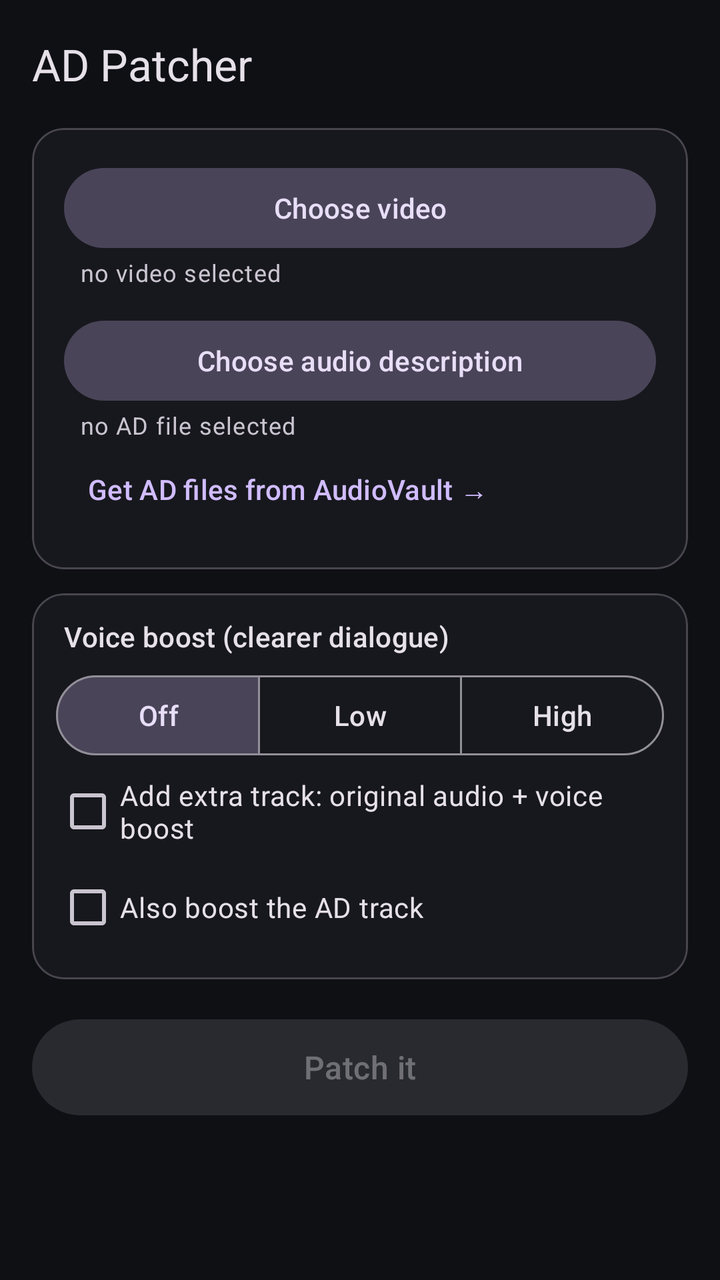
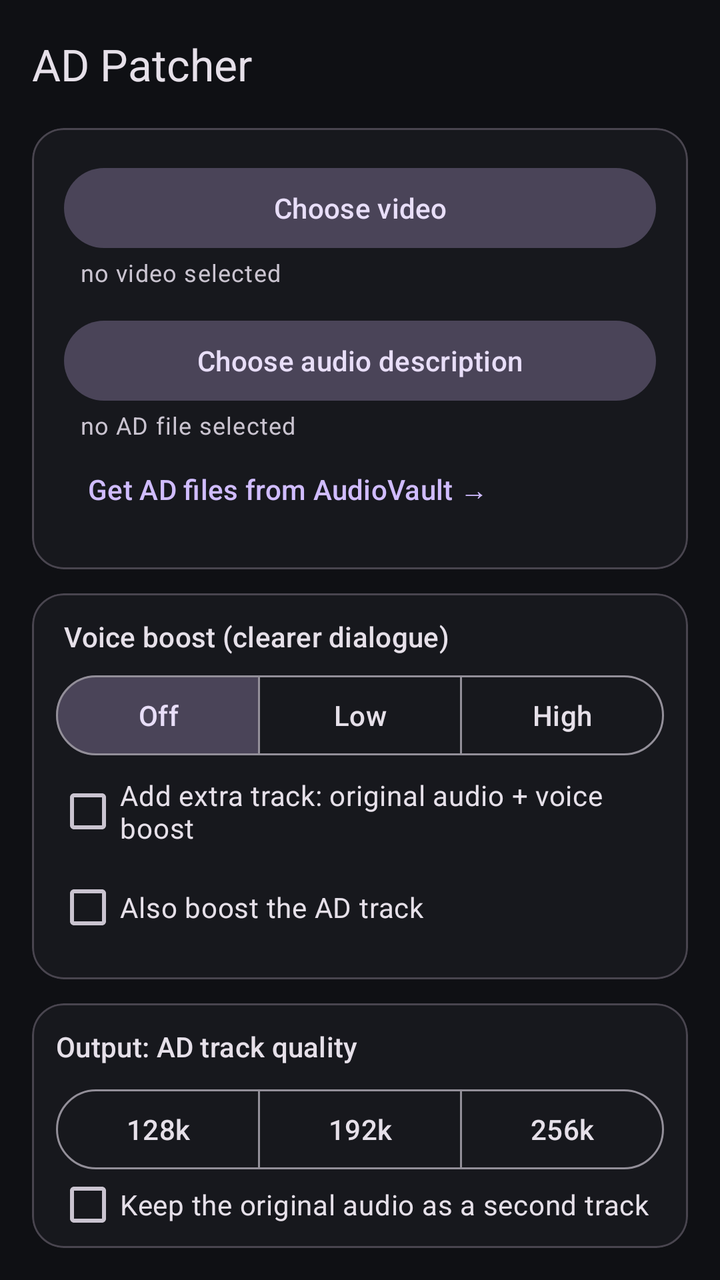

An Android layout rendered at two revisions. The XML below is the earlier revision; the diff shows what the commit changed to produce the second picture.
<!-- AndroidManifest.xml: application theme Theme.ADPatcher -->
<!-- res/layout/activity_main.xml -->
<?xml version="1.0" encoding="utf-8"?>
<LinearLayout xmlns:android="http://schemas.android.com/apk/res/android"
    xmlns:app="http://schemas.android.com/apk/res-auto"
    android:layout_width="match_parent"
    android:layout_height="match_parent"
    android:orientation="vertical"
    android:background="?android:attr/colorBackground">

    <com.google.android.material.appbar.MaterialToolbar
        android:id="@+id/toolbar"
        android:layout_width="match_parent"
        android:layout_height="wrap_content"
        android:background="?android:attr/colorBackground"
        app:title="AD Patcher"
        app:titleTextAppearance="?attr/textAppearanceTitleLarge" />

    <LinearLayout
        android:layout_width="match_parent"
        android:layout_height="match_parent"
        android:orientation="vertical"
        android:paddingStart="16dp"
        android:paddingEnd="16dp"
        android:paddingBottom="16dp">

        <com.google.android.material.card.MaterialCardView
            android:layout_width="match_parent"
            android:layout_height="wrap_content"
            app:cardBackgroundColor="?attr/colorSurface"
            app:cardCornerRadius="16dp"
            app:cardElevation="0dp">

            <LinearLayout
                android:layout_width="match_parent"
                android:layout_height="wrap_content"
                android:orientation="vertical"
                android:padding="16dp">

                <Button
                    android:id="@+id/pickVideo"
                    style="@style/Widget.Material3.Button.TonalButton"
                    android:layout_width="match_parent"
                    android:layout_height="wrap_content"
                    android:contentDescription="Choose the video file"
                    android:text="Choose video" />

                <TextView
                    android:id="@+id/videoName"
                    android:layout_width="match_parent"
                    android:layout_height="wrap_content"
                    android:paddingStart="8dp"
                    android:paddingBottom="12dp"
                    android:textAppearance="?attr/textAppearanceBodySmall"
                    android:textColor="?attr/colorOnSurfaceVariant"
                    android:text="no video selected" />

                <Button
                    android:id="@+id/pickAd"
                    style="@style/Widget.Material3.Button.TonalButton"
                    android:layout_width="match_parent"
                    android:layout_height="wrap_content"
                    android:contentDescription="Choose the audio description file"
                    android:text="Choose audio description" />

                <TextView
                    android:id="@+id/adName"
                    android:layout_width="match_parent"
                    android:layout_height="wrap_content"
                    android:paddingStart="8dp"
                    android:textAppearance="?attr/textAppearanceBodySmall"
                    android:textColor="?attr/colorOnSurfaceVariant"
                    android:text="no AD file selected" />

                <Button
                    android:id="@+id/btnVault"
                    style="@style/Widget.Material3.Button.TextButton"
                    android:layout_width="wrap_content"
                    android:layout_height="wrap_content"
                    android:contentDescription="Open AudioVault to download audio description files"
                    android:text="Get AD files from AudioVault →" />
            </LinearLayout>
        </com.google.android.material.card.MaterialCardView>

        <com.google.android.material.card.MaterialCardView
            android:layout_width="match_parent"
            android:layout_height="wrap_content"
            android:layout_marginTop="12dp"
            app:cardBackgroundColor="?attr/colorSurface"
            app:cardCornerRadius="16dp"
            app:cardElevation="0dp">

            <LinearLayout
                android:layout_width="match_parent"
                android:layout_height="wrap_content"
                android:orientation="vertical"
                android:padding="12dp">

                <TextView
                    android:id="@+id/vbLabel"
                    android:layout_width="match_parent"
                    android:layout_height="wrap_content"
                    android:paddingStart="4dp"
                    android:paddingBottom="6dp"
                    android:textAppearance="?attr/textAppearanceTitleSmall"
                    android:text="Voice boost (clearer dialogue)" />

                <com.google.android.material.button.MaterialButtonToggleGroup
                    android:id="@+id/vbLevel"
                    android:layout_width="match_parent"
                    android:layout_height="wrap_content"
                    android:contentDescription="Voice boost strength"
                    app:checkedButton="@+id/vbOff"
                    app:selectionRequired="true"
                    app:singleSelection="true">

                    <Button
                        android:id="@+id/vbOff"
                        style="@style/Widget.Material3.Button.OutlinedButton"
                        android:layout_width="0dp"
                        android:layout_height="wrap_content"
                        android:layout_weight="1"
                        android:contentDescription="Voice boost off"
                        android:text="Off" />

                    <Button
                        android:id="@+id/vbLow"
                        style="@style/Widget.Material3.Button.OutlinedButton"
                        android:layout_width="0dp"
                        android:layout_height="wrap_content"
                        android:layout_weight="1"
                        android:contentDescription="Voice boost low"
                        android:text="Low" />

                    <Button
                        android:id="@+id/vbHigh"
                        style="@style/Widget.Material3.Button.OutlinedButton"
                        android:layout_width="0dp"
                        android:layout_height="wrap_content"
                        android:layout_weight="1"
                        android:contentDescription="Voice boost high"
                        android:text="High" />
                </com.google.android.material.button.MaterialButtonToggleGroup>

                <com.google.android.material.checkbox.MaterialCheckBox
                    android:id="@+id/vbTrack"
                    android:layout_width="match_parent"
                    android:layout_height="wrap_content"
                    android:text="Add extra track: original audio + voice boost" />

                <com.google.android.material.checkbox.MaterialCheckBox
                    android:id="@+id/vbAd"
                    android:layout_width="match_parent"
                    android:layout_height="wrap_content"
                    android:text="Also boost the AD track" />
            </LinearLayout>
        </com.google.android.material.card.MaterialCardView>

        <Button
            android:id="@+id/goButton"
            style="@style/Widget.Material3.Button"
            android:layout_width="match_parent"
            android:layout_height="56dp"
            android:layout_marginTop="16dp"
            android:enabled="false"
            android:textAppearance="?attr/textAppearanceTitleMedium"
            android:text="Patch it" />

        <com.google.android.material.card.MaterialCardView
            android:id="@+id/progressCard"
            android:layout_width="match_parent"
            android:layout_height="wrap_content"
            android:layout_marginTop="16dp"
            android:visibility="gone"
            app:cardBackgroundColor="?attr/colorSurface"
            app:cardCornerRadius="16dp"
            app:cardElevation="0dp">

            <LinearLayout
                android:layout_width="match_parent"
                android:layout_height="wrap_content"
                android:orientation="vertical"
                android:padding="16dp">

                <TextView
                    android:id="@+id/stage"
                    android:layout_width="match_parent"
                    android:layout_height="wrap_content"
                    android:accessibilityLiveRegion="polite"
                    android:textAppearance="?attr/textAppearanceTitleSmall"
                    android:paddingBottom="10dp"
                    android:text="" />

                <com.google.android.material.progressindicator.LinearProgressIndicator
                    android:id="@+id/bar"
                    android:layout_width="match_parent"
                    android:layout_height="wrap_content"
                    android:max="1000"
                    app:trackCornerRadius="4dp"
                    app:trackThickness="8dp" />
            </LinearLayout>
        </com.google.android.material.card.MaterialCardView>

        <ScrollView
            android:id="@+id/logScroll"
            android:layout_width="match_parent"
            android:layout_height="0dp"
            android:layout_weight="1"
            android:layout_marginTop="16dp"
            android:visibility="gone"
            android:background="?attr/colorSurface"
            android:padding="12dp">

            <TextView
                android:id="@+id/log"
                android:layout_width="match_parent"
                android:layout_height="wrap_content"
                android:fontFamily="monospace"
                android:importantForAccessibility="no"
                android:textColor="?attr/colorOnSurfaceVariant"
                android:textSize="11sp" />
        </ScrollView>
    </LinearLayout>
</LinearLayout>
<!-- resources referenced by this layout -->
<resources>
  <style name="Theme.ADPatcher" parent="Theme.Material3.Dark.NoActionBar">
          <item name="android:colorBackground">@color/adp_background</item>
          <item name="colorSurface">@color/adp_surface</item>
          <item name="colorSurfaceContainer">@color/adp_surface_high</item>
          <item name="android:statusBarColor">@color/adp_background</item>
          <item name="android:navigationBarColor">@color/adp_background</item>
          <item name="android:windowLightStatusBar">false</item>
      </style>
  <color name="adp_background">#0F1014</color>
  <color name="adp_surface">#17181D</color>
  <color name="adp_surface_high">#1E2027</color>
</resources>

<!-- the commit's change to res/layout/activity_main.xml (unified diff, before → after) -->
@@ -154,6 +154,73 @@
             </LinearLayout>
         </com.google.android.material.card.MaterialCardView>
 
+        <com.google.android.material.card.MaterialCardView
+            android:layout_width="match_parent"
+            android:layout_height="wrap_content"
+            android:layout_marginTop="12dp"
+            app:cardBackgroundColor="?attr/colorSurface"
+            app:cardCornerRadius="16dp"
+            app:cardElevation="0dp">
+
+            <LinearLayout
+                android:layout_width="match_parent"
+                android:layout_height="wrap_content"
+                android:orientation="vertical"
+                android:padding="12dp">
+
+                <TextView
+                    android:id="@+id/outLabel"
+                    android:layout_width="match_parent"
+                    android:layout_height="wrap_content"
+                    android:text="Output: AD track quality"
+                    android:textAppearance="?attr/textAppearanceTitleSmall" />
+
+                <com.google.android.material.button.MaterialButtonToggleGroup
+                    android:id="@+id/outBitrate"
+                    android:layout_width="match_parent"
+                    android:layout_height="wrap_content"
+                    android:layout_marginTop="8dp"
+                    android:contentDescription="AD track bitrate"
+                    app:selectionRequired="true"
+                    app:singleSelection="true">
+
+                    <Button
+                        android:id="@+id/outBr128"
+                        style="?attr/materialButtonOutlinedStyle"
+                        android:layout_width="0dp"
+                        android:layout_height="wrap_content"
+                        android:layout_weight="1"
+                        android:contentDescription="AD bitrate 128 kilobits, smaller file"
+                        android:text="128k" />
+
+                    <Button
+                        android:id="@+id/outBr192"
+                        style="?attr/materialButtonOutlinedStyle"
+                        android:layout_width="0dp"
+                        android:layout_height="wrap_content"
+                        android:layout_weight="1"
+                        android:contentDescription="AD bitrate 192 kilobits, default"
+                        android:text="192k" />
+
+                    <Button
+                        android:id="@+id/outBr256"
+                        style="?attr/materialButtonOutlinedStyle"
+                        android:layout_width="0dp"
+                        android:layout_height="wrap_content"
+                        android:layout_weight="1"
+                        android:contentDescription="AD bitrate 256 kilobits, best quality"
+                        android:text="256k" />
+                </com.google.android.material.button.MaterialButtonToggleGroup>
+
+                <CheckBox
+                    android:id="@+id/outKeepOrig"
+                    android:layout_width="match_parent"
+                    android:layout_height="wrap_content"
+                    android:layout_marginTop="4dp"
+                    android:text="Keep the original audio as a second track" />
+            </LinearLayout>
+        </com.google.android.material.card.MaterialCardView>
+
         <Button
             android:id="@+id/goButton"
             style="@style/Widget.Material3.Button"
